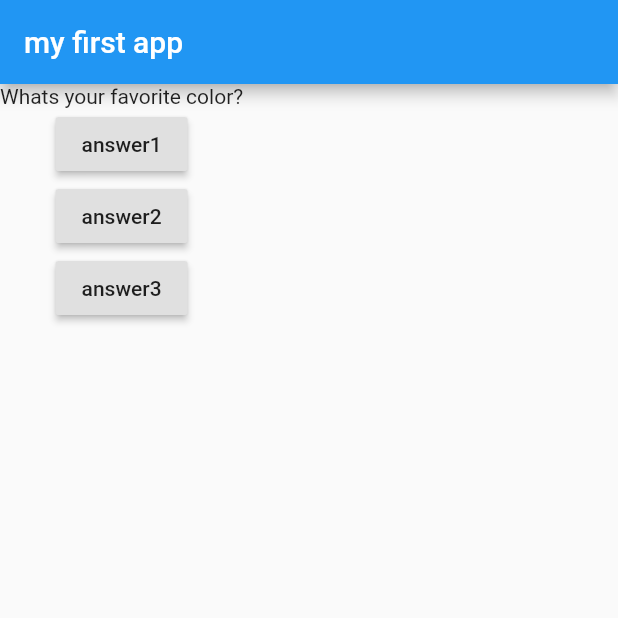
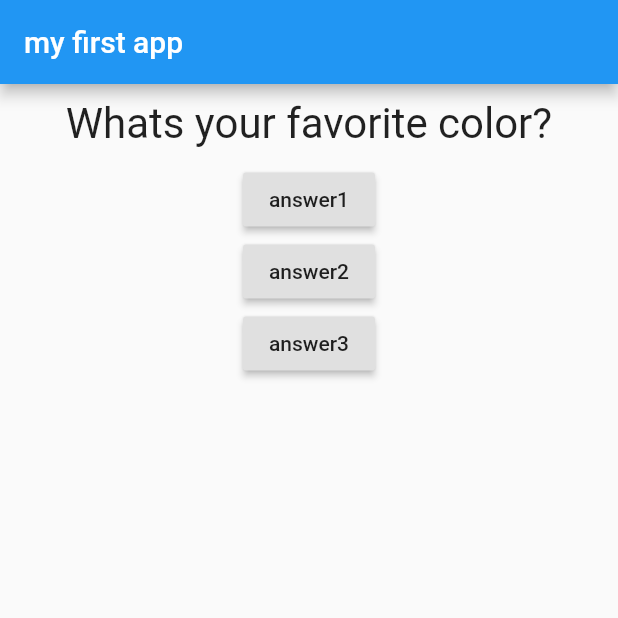
Before and after one commit to marrodri/flutter_crash_course, a Flutter app: the screen it shows after launch, on a phone screen of 412 x 824 dp, the top half of it. Run offline on Flutter 3.47's test engine with Material 2 defaults, Android fonts, the phone set to English and light mode, and no system bars.

Commit message:
update to the Question widget, making it a little bit more complex

```diff
--- a/lib/main.dart
+++ b/lib/main.dart
@@ -1,5 +1,7 @@
 // import 'package:flutter/cupertino.dart';
 import 'package:flutter/material.dart';
+
+import './question.dart';
 
 void main() {
   runApp(MyApp());
@@ -51,7 +53,8 @@
         ),
         body: Column(
           children: <Widget>[
-            Text(questions[_questionIndex],),
+
+            Question(questions[_questionIndex],),
             RaisedButton(
               child: Text('answer1'),
               //it passes the pointer of the function answerQuestion,
--- a/lib/question.dart
+++ b/lib/question.dart
@@ -1,12 +1,37 @@
-
-
 import 'package:flutter/material.dart';
 
 //a good rule is using one main widget per file
 
+// its better to split the widgets of the app into smaller
+// custom widgets, because it will make the rebuild more efficient, help performance,
+//  and easier to manage the code
 class Question extends StatelessWidget {
+  // add the final, so the value of the variable stay immutable and cannot reassigned
+  // after being initialized
+  // final keywork its like the const keyword
+  final String _questionText;
+
+//  the questionText argument will be required
+// with the {} will be a named arg
+//right now is a positional arg
+  Question(this._questionText);
   @override
   Widget build(BuildContext context) {
-     return Text();
+    // learn more about the Container() spacing at 4:03:00
+    return Container(
+      //it centers the text because e container moves the pos of the child
+      width: double.infinity,
+      margin: EdgeInsets.all(10), //adds more space to the question block
+      child: Text(
+        _questionText,
+        style: TextStyle(fontSize: 28),
+        textAlign: TextAlign.center,
+      ),
+    );
   }
 }
+
+//stateless it gets re-rendered from the input data
+//it gets new text and rebuilds the widget with the new text and updates the screen
+// rebuild the stateless widget, not internally because internal data is immutable,
+// but because data from outside changed  when the build method ran again.
```
Lines whose indentation alone changed are shown as unchanged.
